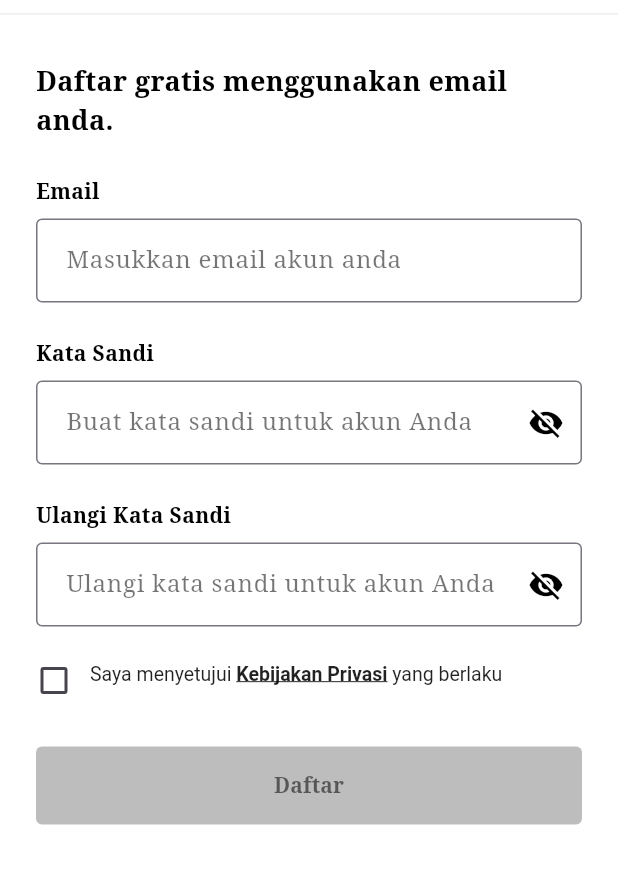
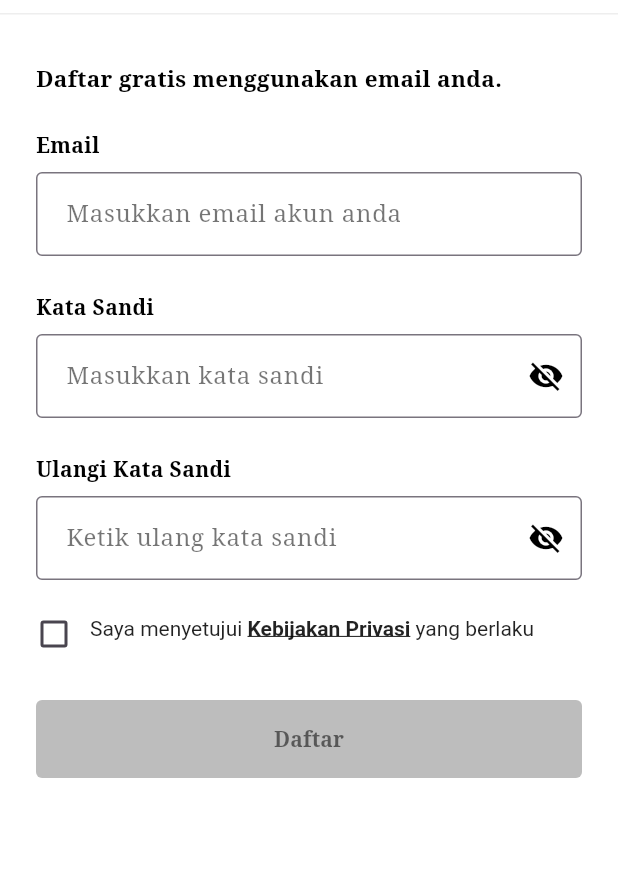
Before and after one commit to EMERALD-CU/uts-mobile-computing-berita-in, a Flutter app: the RegisterScreen screen opened directly, on a phone screen of 412 x 824 dp, the part 71-955 px from its top. Run offline on Flutter 3.47's test engine with Material 3 defaults, Android fonts, the phone set to English and light mode, and no system bars; our stand-ins replace image_picker, shared_preferences; accounts and stored records are empty; network calls fail.

Commit message:
Fix: Shorten the hint text on the registration form so it isn't cut off

```diff
--- a/lib/views/register_screen.dart
+++ b/lib/views/register_screen.dart
@@ -82,7 +82,7 @@ class _RegisterScreenState extends State<RegisterScreen> {
                 const Text(
                   'Daftar gratis menggunakan email anda.',
                   style: TextStyle(
-                    fontSize: 18,
+                    fontSize: 15,
                     fontWeight: FontWeight.bold,
                     color: Colors.black,
                   ),
@@ -142,7 +142,7 @@ class _RegisterScreenState extends State<RegisterScreen> {
                     return null;
                   },
                   decoration: InputDecoration(
-                    hintText: 'Buat kata sandi untuk akun Anda',
+                    hintText: 'Masukkan kata sandi',
                     hintStyle: const TextStyle(color: Colors.black54),
                     contentPadding: const EdgeInsets.symmetric(horizontal: 16, vertical: 16),
                     border: OutlineInputBorder(borderRadius: BorderRadius.circular(4), borderSide: const BorderSide(color: Colors.black87)),
@@ -177,7 +177,7 @@ class _RegisterScreenState extends State<RegisterScreen> {
                     return null;
                   },
                   decoration: InputDecoration(
-                    hintText: 'Ulangi kata sandi untuk akun Anda',
+                    hintText: 'Ketik ulang kata sandi',
                     hintStyle: const TextStyle(color: Colors.black54),
                     contentPadding: const EdgeInsets.symmetric(horizontal: 16, vertical: 16),
                     border: OutlineInputBorder(borderRadius: BorderRadius.circular(4), borderSide: const BorderSide(color: Colors.black87)),
@@ -214,7 +214,7 @@ class _RegisterScreenState extends State<RegisterScreen> {
                     Expanded(
                       child: RichText(
                         text: const TextSpan(
-                          style: TextStyle(fontSize: 13, color: Colors.black87),
+                          style: TextStyle(fontSize: 14, color: Colors.black87),
                           children: [
                             TextSpan(text: 'Saya menyetujui '),
                             TextSpan(
```
Also changed, not shown: 1 other file.
